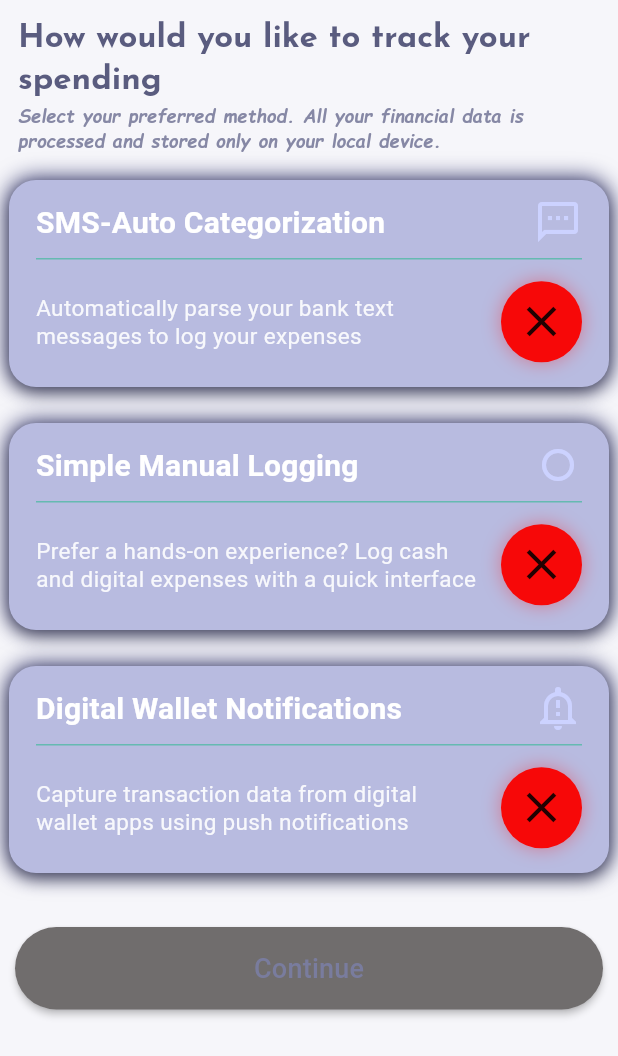
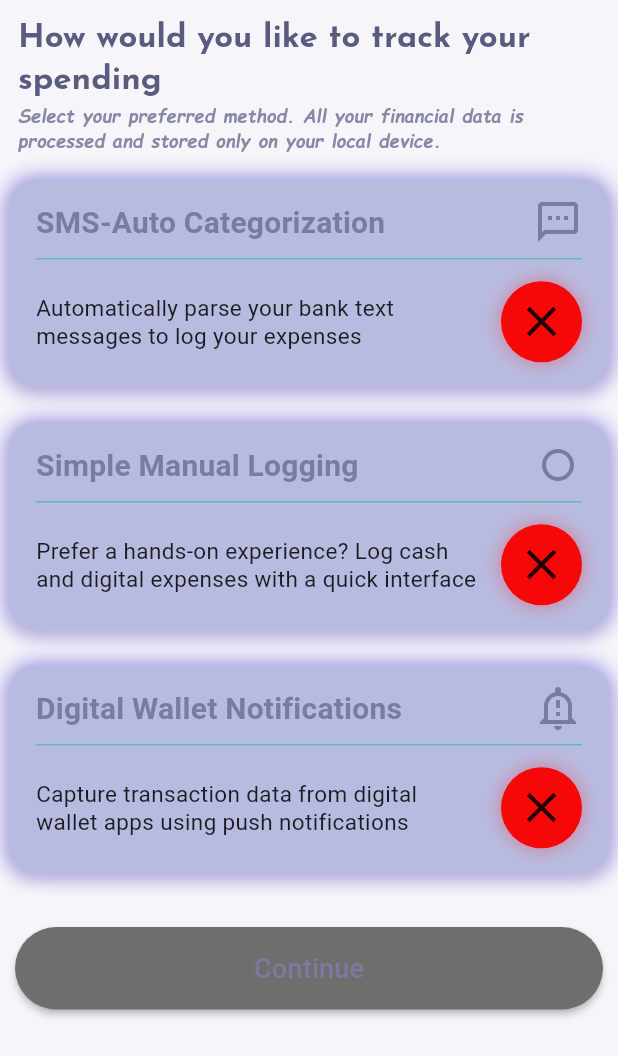
Before and after one commit to neal-core/vellio, a Flutter app: the TrackMethodScreen screen opened directly with empty values, on a phone screen of 412 x 824 dp. Shown: the top 1056 px of the screen. Run offline on Flutter 3.47's test engine with Material 3 defaults, Android fonts, the phone set to English and light mode, and no system bars; our stand-ins replace flutter_secure_storage; missing offline and left inert: encrypt; accounts and stored records are empty; Roboto replaces fonts that are missing (EduVic).

Commit message:
fix(ETVL-1726): fixed the onboarding light theme system

```diff
--- a/lib/screens/track_method_screen.dart
+++ b/lib/screens/track_method_screen.dart
@@ -84,18 +84,18 @@ class _TrackMethodState extends State<TrackMethodScreen> {
                           color: isDark ? null : const Color(0xFFB8BBE0),
                           border: mthd['status'] == 'selected'
                               ? Border.all(
-                                  color: const Color(0xE2283081),
+                                  color: isDark ? const Color(0xE2283081) : const Color(0xFF6E75C3),
                                   width: 1.5,
                                 )
                               : null,
                           boxShadow: [
                             BoxShadow(
-                              color: const Color(0xE2202361),
+                              color: isDark ? const Color(0xE2202361) : const Color(0xE27F74DD),
                               blurRadius: 12,
                               spreadRadius: 1,
                             ),
                             BoxShadow(
-                              color: Color(0X59000000),
+                              color: isDark ? Color(0X59000000) : const Color(0xB3C3BAD5),
                               blurRadius: 8,
                               offset: const Offset(0, 4),
                             ),
@@ -140,7 +140,7 @@ class _TrackMethodState extends State<TrackMethodScreen> {
                                               .textTheme
                                               .titleMedium
                                               ?.copyWith(
-                                                color: Colors.white,
+                                                // color: Colors.white,
                                                 fontWeight: FontWeight.bold,
                                                 fontSize: 20,
                                               ),
@@ -152,7 +152,7 @@ class _TrackMethodState extends State<TrackMethodScreen> {
                                       Icon(
                                         mthd['icon'],
                                         size: 32,
-                                        color: const Color(0xFFCCD2FF),
+                                        color: Theme.of(context).textTheme.titleMedium?.color,
                                       ),
                                     ],
                                   ),
@@ -175,7 +175,7 @@ class _TrackMethodState extends State<TrackMethodScreen> {
                                                 .textTheme
                                                 .bodyMedium
                                                 ?.copyWith(
-                                                  color: Color(0xE4FFFFFF),
+                                                  // color: Color(0xE4FFFFFF),
                                                   fontSize: 15,
                                                   height: 1.25,
                                                 ),
```
Also changed, not shown: lib/screens/onboarding.dart (+34 -10 lines).
